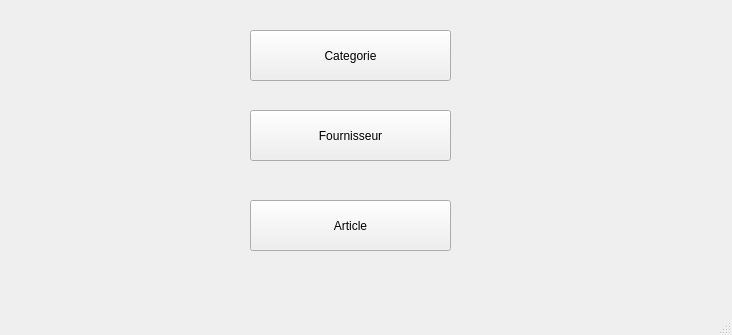
Above: mainwindow.ui from soumaya-nheri/Smart-Restaurant-2A27 before the change. Below: the same form after it.
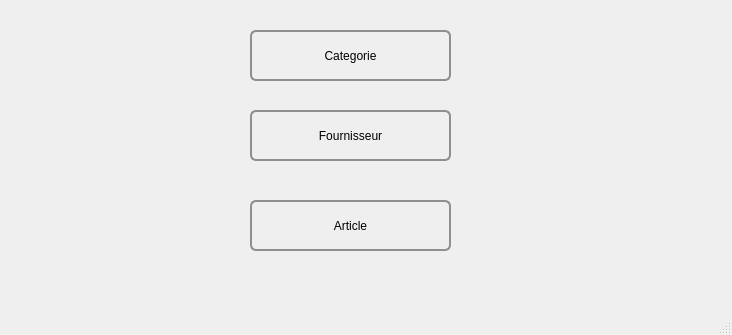
That is the form after the change. Icons and pictures are not drawn.

Patch:
```diff
--- a/mainwindow.ui
+++ b/mainwindow.ui
@@ -23,6 +23,95 @@
       <height>51</height>
      </rect>
     </property>
+    <property name="styleSheet">
+     <string notr="true">QPushButton {
+         border: 2px solid #8f8f91;
+         border-radius: 6px;
+         background-color: qlineargradient(x1: 0, y1: 0, x2: 0, y2: 1,
+                                           stop: 0 #f6f7fa, stop: 1 #dadbde);
+         min-width: 80px;
+     }
+
+     QPushButton:pressed {
+         background-color: qlineargradient(x1: 0, y1: 0, x2: 0, y2: 1,
+                                           stop: 0 #dadbde, stop: 1 #f6f7fa);
+     }
+
+     QPushButton:flat {
+         border: none; /* no border for a flat push button */
+     }
+
+     QPushButton:default {
+         border-color: navy; /* make the default button prominent */
+     }
+QPushButton::hover
+{
+	background-color: #09c1eb;
+
+}
+QPushButton::pressed
+{
+	background-color: #3d4ef2;
+
+}
+ QLineEdit,QDateTimeEdit {
+     border: 2px solid gray;
+     border-radius: 10px;
+     padding: 0 8px;
+     background: #e0ebeb	;
+     selection-background-color: darkgray;
+ }
+QComboBox {
+     border: 2px solid gray;
+     border-radius: 10px;
+     padding: 0 8px;
+     background: #e0ebeb	;
+     selection-background-color: darkgray;
+ }
+   QTabWidget::pane { /* The tab widget frame */
+         border-top: 2px solid #C2C7CB;
+     }
+
+     QTabWidget::tab-bar {
+         left: 5px; /* move to the right by 5px */
+     }
+
+     /* Style the tab using the tab sub-control. Note that
+         it reads QTabBar not QTabWidget */
+     QTabBar::tab {
+         background: qlineargradient(x1: 0, y1: 0, x2: 0, y2: 1,
+                                     stop: 0 #E1E1E1, stop: 0.4 #DDDDDD,
+                                     stop: 0.5 #D8D8D8, stop: 1.0 #D3D3D3);
+         border: 2px solid #C4C4C3;
+         border-bottom-color: #C2C7CB; /* same as the pane color */
+         border-top-left-radius: 4px;
+         border-top-right-radius: 4px;
+         min-width: 8ex;
+         padding: 2px;
+         width: 140px;
+     }
+
+     QTabBar::tab:selected, QTabBar::tab:hover {
+         background: qlineargradient(x1: 0, y1: 0, x2: 0, y2: 1,
+                                     stop: 0 #fafafa, stop: 0.4 #f4f4f4,
+                                     stop: 0.5 #e7e7e7, stop: 1.0 #fafafa);
+     }
+
+     QTabBar::tab:selected {
+         border-color: #9B9B9B;
+         border-bottom-color: #C2C7CB; /* same as pane color */
+     }
+
+     QTabBar::tab:!selected {
+         margin-top: 2px; /* make non-selected tabs look smaller */
+     }
+QTabBar::tab:selected
+{
+	background-color: /*qlineargradient(spread:repeat, x1:1, y1:0, x2:1, y2:1, stop:0 rgba(54, 197, 177, 255),stop:1 rgba(11, 135, 111, 255)); */#3a90a6;
+	color: #fff;
+
+}</string>
+    </property>
     <property name="text">
      <string>Categorie</string>
     </property>
@@ -36,6 +125,95 @@
       <height>51</height>
      </rect>
     </property>
+    <property name="styleSheet">
+     <string notr="true">QPushButton {
+         border: 2px solid #8f8f91;
+         border-radius: 6px;
+         background-color: qlineargradient(x1: 0, y1: 0, x2: 0, y2: 1,
+                                           stop: 0 #f6f7fa, stop: 1 #dadbde);
+         min-width: 80px;
+     }
+
+     QPushButton:pressed {
+         background-color: qlineargradient(x1: 0, y1: 0, x2: 0, y2: 1,
+                                           stop: 0 #dadbde, stop: 1 #f6f7fa);
+     }
+
+     QPushButton:flat {
+         border: none; /* no border for a flat push button */
+     }
+
+     QPushButton:default {
+         border-color: navy; /* make the default button prominent */
+     }
+QPushButton::hover
+{
+	background-color: #09c1eb;
+
+}
+QPushButton::pressed
+{
+	background-color: #3d4ef2;
+
+}
+ QLineEdit,QDateTimeEdit {
+     border: 2px solid gray;
+     border-radius: 10px;
+     padding: 0 8px;
+     background: #e0ebeb	;
+     selection-background-color: darkgray;
+ }
+QComboBox {
+     border: 2px solid gray;
+     border-radius: 10px;
+     padding: 0 8px;
+     background: #e0ebeb	;
+     selection-background-color: darkgray;
+ }
+   QTabWidget::pane { /* The tab widget frame */
+         border-top: 2px solid #C2C7CB;
+     }
+
+     QTabWidget::tab-bar {
+         left: 5px; /* move to the right by 5px */
+     }
+
+     /* Style the tab using the tab sub-control. Note that
+         it reads QTabBar not QTabWidget */
+     QTabBar::tab {
+         background: qlineargradient(x1: 0, y1: 0, x2: 0, y2: 1,
+                                     stop: 0 #E1E1E1, stop: 0.4 #DDDDDD,
+                                     stop: 0.5 #D8D8D8, stop: 1.0 #D3D3D3);
+         border: 2px solid #C4C4C3;
+         border-bottom-color: #C2C7CB; /* same as the pane color */
+         border-top-left-radius: 4px;
+         border-top-right-radius: 4px;
+         min-width: 8ex;
+         padding: 2px;
+         width: 140px;
+     }
+
+     QTabBar::tab:selected, QTabBar::tab:hover {
+         background: qlineargradient(x1: 0, y1: 0, x2: 0, y2: 1,
+                                     stop: 0 #fafafa, stop: 0.4 #f4f4f4,
+                                     stop: 0.5 #e7e7e7, stop: 1.0 #fafafa);
+     }
+
+     QTabBar::tab:selected {
+         border-color: #9B9B9B;
+         border-bottom-color: #C2C7CB; /* same as pane color */
+     }
+
+     QTabBar::tab:!selected {
+         margin-top: 2px; /* make non-selected tabs look smaller */
+     }
+QTabBar::tab:selected
+{
+	background-color: /*qlineargradient(spread:repeat, x1:1, y1:0, x2:1, y2:1, stop:0 rgba(54, 197, 177, 255),stop:1 rgba(11, 135, 111, 255)); */#3a90a6;
+	color: #fff;
+
+}</string>
+    </property>
     <property name="text">
      <string>Fournisseur</string>
     </property>
@@ -49,6 +227,95 @@
       <height>51</height>
      </rect>
     </property>
+    <property name="styleSheet">
+     <string notr="true">QPushButton {
+         border: 2px solid #8f8f91;
+         border-radius: 6px;
+         background-color: qlineargradient(x1: 0, y1: 0, x2: 0, y2: 1,
+                                           stop: 0 #f6f7fa, stop: 1 #dadbde);
+         min-width: 80px;
+     }
+
+     QPushButton:pressed {
+         background-color: qlineargradient(x1: 0, y1: 0, x2: 0, y2: 1,
+                                           stop: 0 #dadbde, stop: 1 #f6f7fa);
+     }
+
+     QPushButton:flat {
+         border: none; /* no border for a flat push button */
+     }
+
+     QPushButton:default {
+         border-color: navy; /* make the default button prominent */
+     }
+QPushButton::hover
+{
+	background-color: #09c1eb;
+
+}
+QPushButton::pressed
+{
+	background-color: #3d4ef2;
+
+}
+ QLineEdit,QDateTimeEdit {
+     border: 2px solid gray;
+     border-radius: 10px;
+     padding: 0 8px;
+     background: #e0ebeb	;
+     selection-background-color: darkgray;
+ }
+QComboBox {
+     border: 2px solid gray;
+     border-radius: 10px;
+     padding: 0 8px;
+     background: #e0ebeb	;
+     selection-background-color: darkgray;
+ }
+   QTabWidget::pane { /* The tab widget frame */
+         border-top: 2px solid #C2C7CB;
+     }
+
+     QTabWidget::tab-bar {
+         left: 5px; /* move to the right by 5px */
+     }
+
+     /* Style the tab using the tab sub-control. Note that
+         it reads QTabBar not QTabWidget */
+     QTabBar::tab {
+         background: qlineargradient(x1: 0, y1: 0, x2: 0, y2: 1,
+                                     stop: 0 #E1E1E1, stop: 0.4 #DDDDDD,
+                                     stop: 0.5 #D8D8D8, stop: 1.0 #D3D3D3);
+         border: 2px solid #C4C4C3;
+         border-bottom-color: #C2C7CB; /* same as the pane color */
+         border-top-left-radius: 4px;
+         border-top-right-radius: 4px;
+         min-width: 8ex;
+         padding: 2px;
+         width: 140px;
+     }
+
+     QTabBar::tab:selected, QTabBar::tab:hover {
+         background: qlineargradient(x1: 0, y1: 0, x2: 0, y2: 1,
+                                     stop: 0 #fafafa, stop: 0.4 #f4f4f4,
+                                     stop: 0.5 #e7e7e7, stop: 1.0 #fafafa);
+     }
+
+     QTabBar::tab:selected {
+         border-color: #9B9B9B;
+         border-bottom-color: #C2C7CB; /* same as pane color */
+     }
+
+     QTabBar::tab:!selected {
+         margin-top: 2px; /* make non-selected tabs look smaller */
+     }
+QTabBar::tab:selected
+{
+	background-color: /*qlineargradient(spread:repeat, x1:1, y1:0, x2:1, y2:1, stop:0 rgba(54, 197, 177, 255),stop:1 rgba(11, 135, 111, 255)); */#3a90a6;
+	color: #fff;
+
+}</string>
+    </property>
     <property name="text">
      <string>Article</string>
     </property>
```
Left out of the diff: 16 changed lines with no effect on the pictures.
